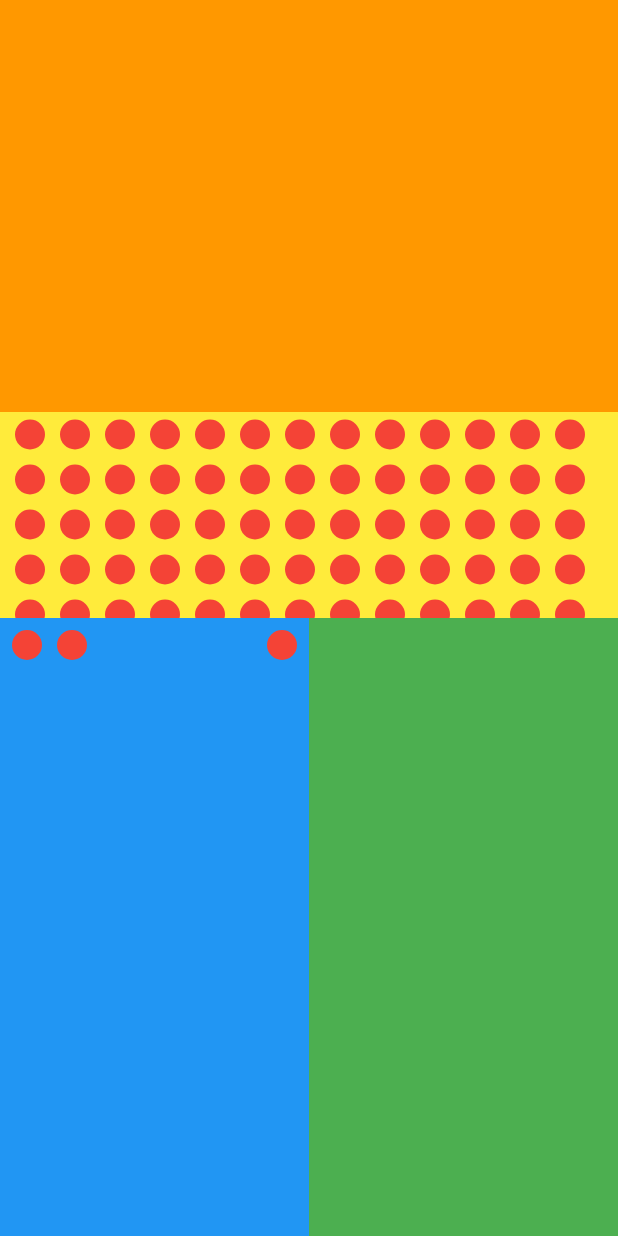
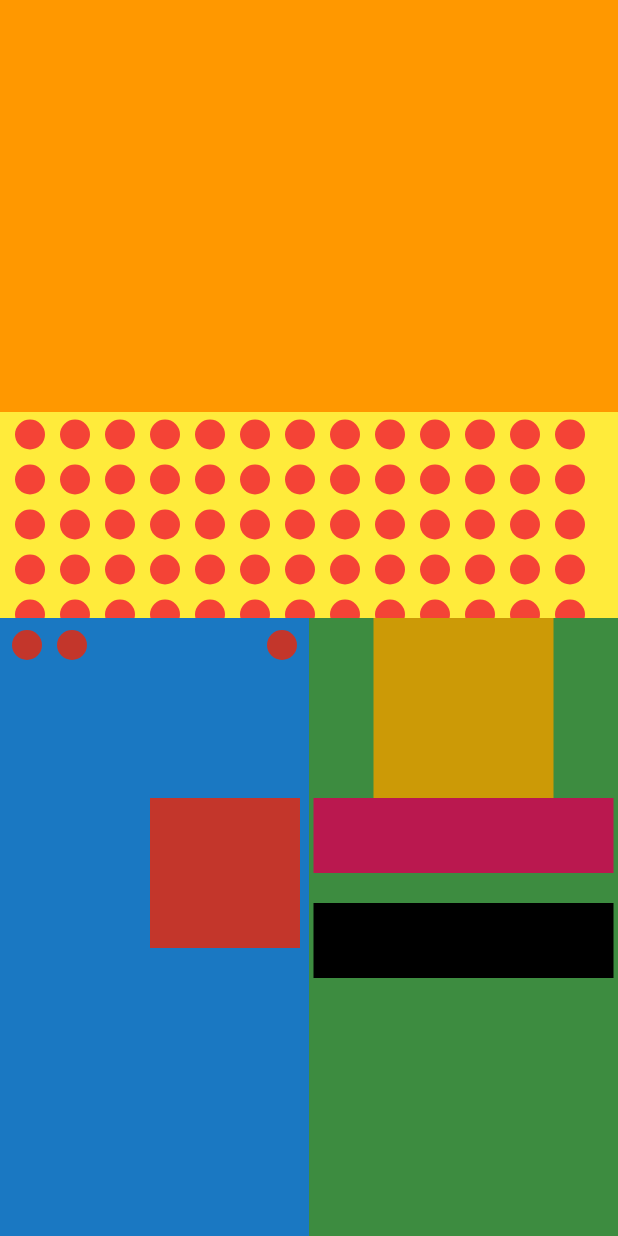
Before and after one commit to ThomasEcalle/moc_3_2025, a Flutter app: the screen it shows after launch, on a phone screen of 412 x 824 dp. Run offline on Flutter 3.47's test engine with Material 3 defaults, Android fonts, the phone set to English and light mode, and no system bars.

Commit message:
Add end of layouts lesson

```diff
--- a/lib/layouts/layouts_screen.dart
+++ b/lib/layouts/layouts_screen.dart
@@ -1,9 +1,17 @@
 import 'package:flutter/material.dart';
 
 import 'red_circle.dart';
+import 'responsive_card.dart';
 
-class LayoutsScreen extends StatelessWidget {
+class LayoutsScreen extends StatefulWidget {
   const LayoutsScreen({super.key});
+
+  @override
+  State<LayoutsScreen> createState() => _LayoutsScreenState();
+}
+
+class _LayoutsScreenState extends State<LayoutsScreen> {
+  bool _animate = false;
 
   @override
   Widget build(BuildContext context) {
@@ -25,8 +33,15 @@ class LayoutsScreen extends StatelessWidget {
                   children: [
                     Expanded(
                       flex: 2,
+                      child: GestureDetector(
+                        onTap: () {
+                          setState(() {
+                            _animate = !_animate;
+                          });
+                        },
                         child: Container(
                           color: isSmallScreen ? Colors.orange : Colors.pink,
+                        ),
                       ),
                     ),
                     Expanded(
@@ -57,7 +72,9 @@ class LayoutsScreen extends StatelessWidget {
               child: Container(
                 color: Colors.orange,
                 width: double.infinity,
-                child: Row(
+                child: Stack(
+                  children: [
+                    Row(
                       children: [
                         Expanded(
                           child: Container(
@@ -86,7 +103,27 @@ class LayoutsScreen extends StatelessWidget {
                         ),
                         Expanded(
                           child: Container(
+                            height: double.infinity,
                             color: Colors.green,
+                            child: ResponsiveCard(),
+                          ),
+                        ),
+                      ],
+                    ),
+                    AnimatedPositioned(
+                      duration: const Duration(milliseconds: 500),
+                      top: _animate ? 50 : 120,
+                      left: _animate ? 20 : 100,
+                      child: AnimatedContainer(
+                        duration: const Duration(milliseconds: 500),
+                        height: 100,
+                        width: _animate ? 50 : 100,
+                        color: _animate ? Colors.yellow: Colors.red,
+                      ),
+                    ),
+                    Positioned.fill(
+                      child: Container(
+                        color: Colors.black.withValues(alpha: .2),
                       ),
                     ),
                   ],
--- /dev/null
+++ b/lib/layouts/responsive_card.dart
@@ -0,0 +1,55 @@
+import 'package:flutter/material.dart';
+
+class ResponsiveCard extends StatelessWidget {
+  const ResponsiveCard({super.key});
+
+  @override
+  Widget build(BuildContext context) {
+    return LayoutBuilder(
+      builder: (context, constraints) {
+        final maxHeight = constraints.maxHeight;
+        final maxWidth = constraints.maxWidth;
+
+        final smallWidth = maxWidth <= 340;
+
+        if (smallWidth) {
+          return Column(
+            children: _buildContent(),
+          );
+        }
+
+        return Row(
+          crossAxisAlignment: CrossAxisAlignment.center,
+          children: _buildContent(),
+        );
+      },
+    );
+  }
+
+  List<Widget> _buildContent() {
+    return [
+      Container(
+        height: 120,
+        width: 120,
+        color: Colors.amber,
+      ),
+      const SizedBox(width: 20),
+      Column(
+        mainAxisAlignment: MainAxisAlignment.center,
+        children: [
+          Container(
+            height: 50,
+            width: 200,
+            color: Colors.pink,
+          ),
+          const SizedBox(height: 20),
+          Container(
+            height: 50,
+            width: 200,
+            color: Colors.black,
+          ),
+        ],
+      ),
+    ];
+  }
+}
```
Lines whose indentation alone changed are shown as unchanged.
